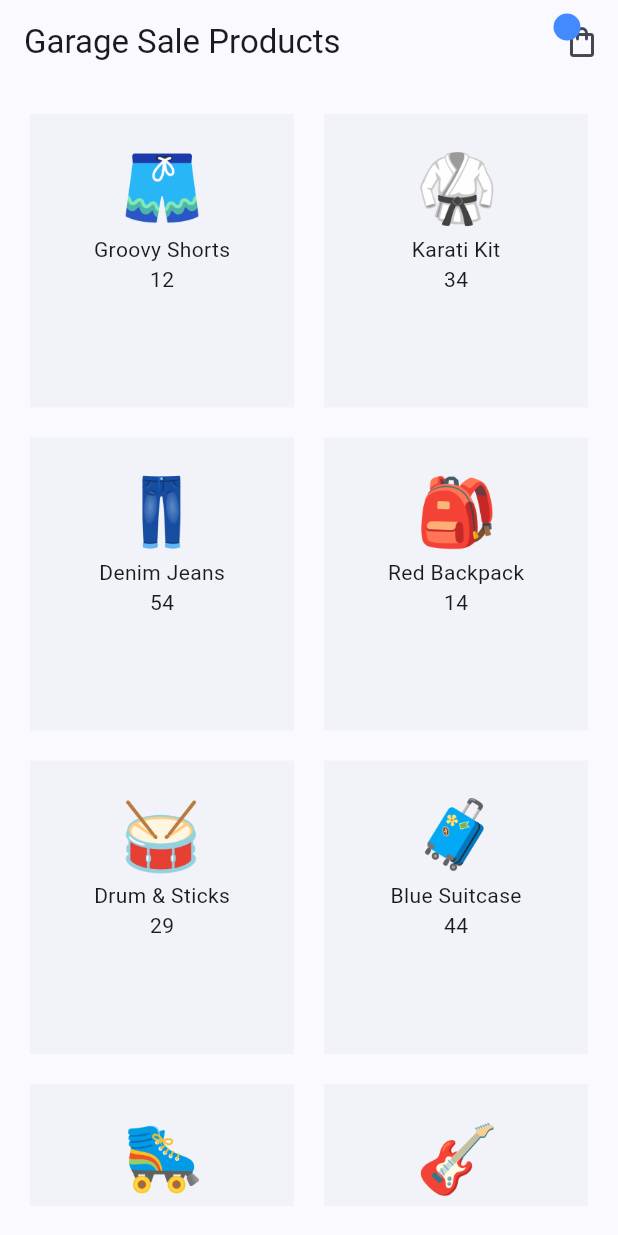
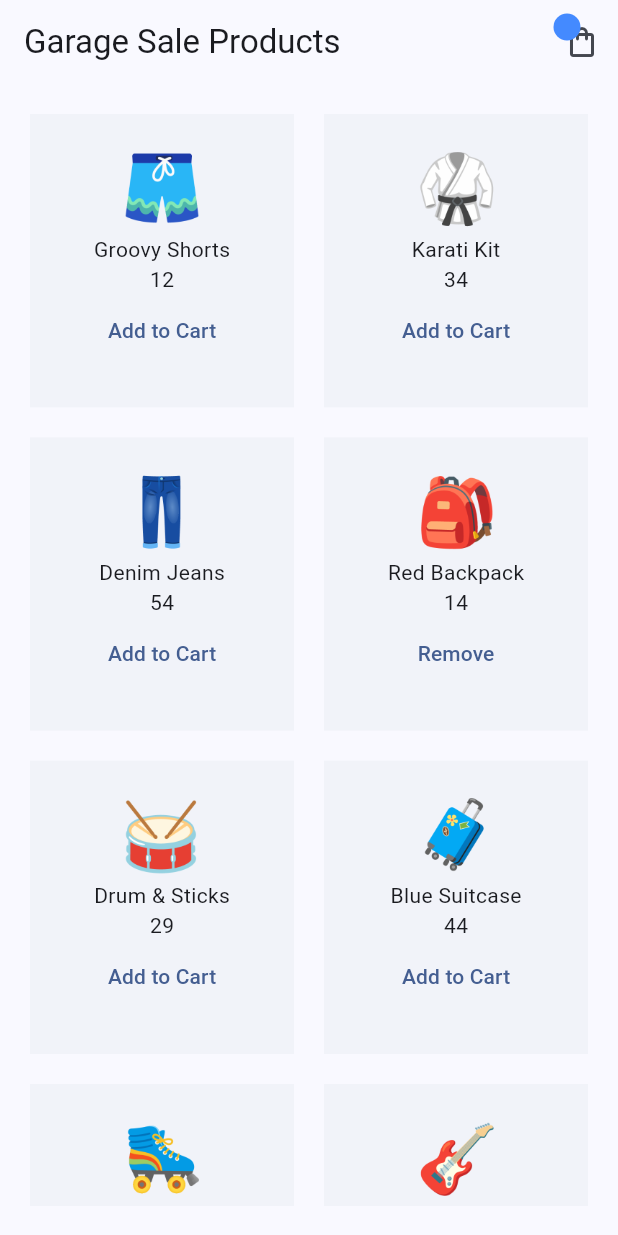
Before and after one commit to AlexFerreira10/riverpod-project, a Flutter app: the screen it shows after launch, on a phone screen of 412 x 824 dp. Run offline on Flutter 3.47's test engine with Material 3 defaults, Android fonts, the phone set to English and light mode, and no system bars; our stand-ins replace flutter_riverpod, riverpod_annotation; generated files the repository leaves out were written again.

```diff
--- /dev/null
+++ b/lib/providers/cart_provider.dart
@@ -0,0 +1,20 @@
+import 'package:riverpod_annotation/riverpod_annotation.dart';
+import 'package:riverpod_files/models/product.dart';
+
+// Notifier Providers
+// use when you need to update the state & notify consumers
+
+class CartNotifier extends Notifier<Set<Product>> {
+  @override
+  Set<Product> build() {
+    return const {
+      Product(id: '4', title: 'Red Backpack', price: 14, image: 'assets/products/backpack.png'),
+    };
+  }
+
+  // methods to update state
+}
+
+final cartNotifierProvider = NotifierProvider<CartNotifier, Set<Product>>(() {
+  return CartNotifier();
+});
--- a/lib/screens/cart/cart_screen.dart
+++ b/lib/screens/cart/cart_screen.dart
@@ -1,6 +1,6 @@
 import 'package:flutter/material.dart';
 import 'package:flutter_riverpod/flutter_riverpod.dart';
-import 'package:riverpod_files/providers/products_provider.dart';
+import 'package:riverpod_files/providers/cart_provider.dart';
 
 class CartScreen extends ConsumerStatefulWidget {
   const CartScreen({super.key});
@@ -14,7 +14,7 @@ class _CartScreenState extends ConsumerState<CartScreen> {
 
   @override
   Widget build(BuildContext context) {
-    final cardProducts = ref.watch(reducedProductsProvider);
+    final cardProducts = ref.watch(cartNotifierProvider);
 
     return Scaffold(
       appBar: AppBar(
--- a/lib/screens/home/home_screen.dart
+++ b/lib/screens/home/home_screen.dart
@@ -1,5 +1,6 @@
 import 'package:flutter/material.dart';
 import 'package:flutter_riverpod/flutter_riverpod.dart';
+import 'package:riverpod_files/providers/cart_provider.dart';
 import 'package:riverpod_files/providers/products_provider.dart';
 import 'package:riverpod_files/shared/cart_icon.dart';
 
@@ -9,6 +10,7 @@ class HomeScreen extends ConsumerWidget {
   @override
   Widget build(BuildContext context, WidgetRef ref) {
     final allProducts = ref.watch(productsProvider);
+    final cartProducts = ref.watch(cartNotifierProvider);
 
     return Scaffold(
       appBar: AppBar(
@@ -37,7 +39,17 @@ class HomeScreen extends ConsumerWidget {
                     height: 60,
                   ),
                   Text(allProducts[index].title),
-                  Text('${allProducts[index].price}')
+                  Text('${allProducts[index].price}'),
+                  if (cartProducts.contains(allProducts[index]))
+                    TextButton(
+                      onPressed: () {},
+                      child: const Text('Remove'),
+                    ),
+                  if (!cartProducts.contains(allProducts[index]))
+                    TextButton(
+                      onPressed: () {},
+                      child: const Text('Add to Cart'),
+                    ),
                 ],
               ),
             );
```
